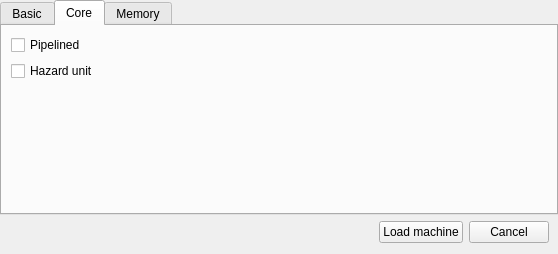
Old version of the form qtmips_gui/NewDialog.ui in the repository cvut/qtrvsim.
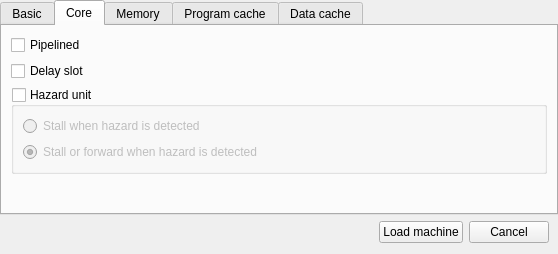
New version of the form. The open tabs and pages were chosen to show the change.

Commit message:
Update new dialog for new configuration
For now no settings and no direct machine configuration but graphics is
there.

Patch:
```diff
--- a/qtmips_gui/NewDialog.ui
+++ b/qtmips_gui/NewDialog.ui
@@ -127,8 +127,40 @@
        <item>
         <widget class="QCheckBox" name="hazard">
          <property name="text">
+          <string>Delay slot</string>
+         </property>
+        </widget>
+       </item>
+       <item>
+        <widget class="QGroupBox" name="hazard_unit">
+         <property name="title">
           <string>Hazard unit</string>
          </property>
+         <property name="checkable">
+          <bool>true</bool>
+         </property>
+         <property name="checked">
+          <bool>false</bool>
+         </property>
+         <layout class="QVBoxLayout" name="verticalLayout_3">
+          <item>
+           <widget class="QRadioButton" name="hazard_stall">
+            <property name="text">
+             <string>Stall when hazard is detected</string>
+            </property>
+           </widget>
+          </item>
+          <item>
+           <widget class="QRadioButton" name="hazard_stall_forward">
+            <property name="text">
+             <string>Stall or forward when hazard is detected</string>
+            </property>
+            <property name="checked">
+             <bool>true</bool>
+            </property>
+           </widget>
+          </item>
+         </layout>
         </widget>
        </item>
        <item>
@@ -205,6 +237,16 @@
        </item>
       </layout>
      </widget>
+     <widget class="QWidget" name="tab_cache_program">
+      <attribute name="title">
+       <string>Program cache</string>
+      </attribute>
+     </widget>
+     <widget class="QWidget" name="tab_cache_data">
+      <attribute name="title">
+       <string>Data cache</string>
+      </attribute>
+     </widget>
     </widget>
    </item>
    <item>
```
Left out of the diff: 27 changed lines with no effect on the pictures. The commit also changes 4 other files.
